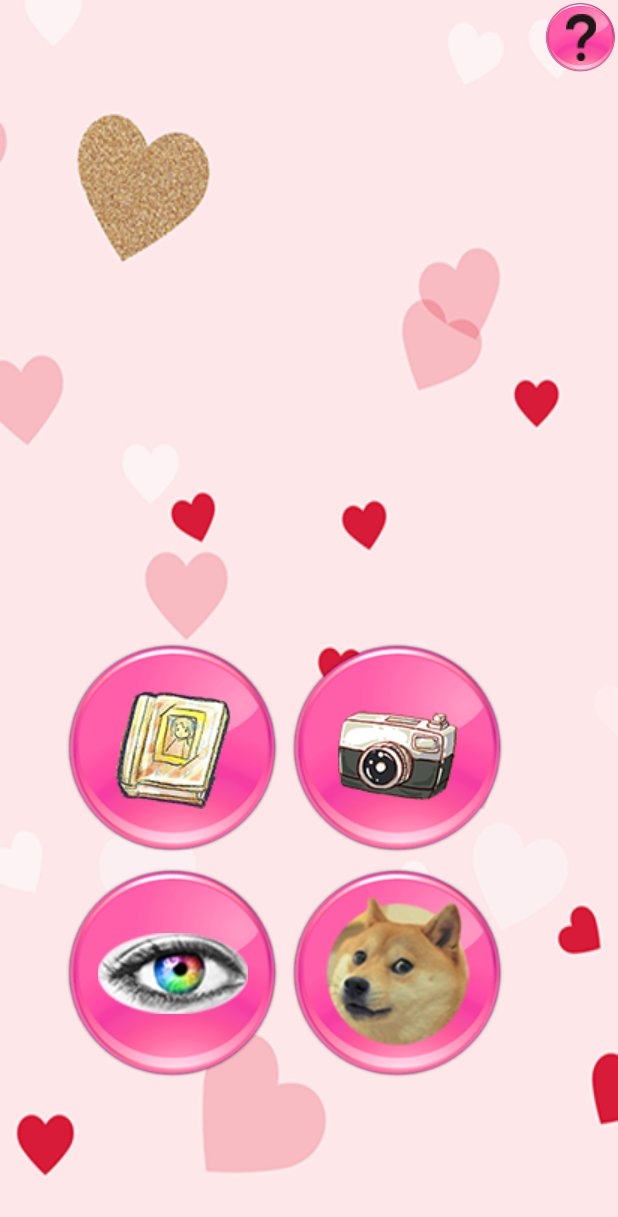
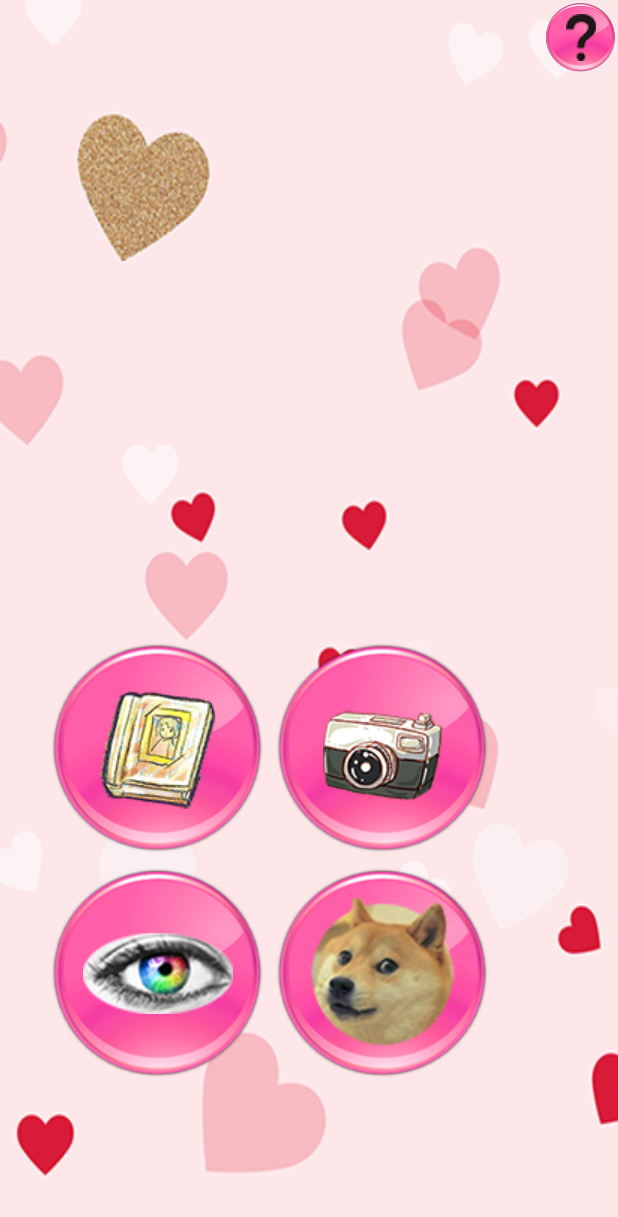
Before and after one commit to KentZTY/PhotoAPP, an Android app: the screen it shows after launch (MainActivity), on a phone screen of 412 x 824 dp. Shown: the top 1217 px of the screen. Run offline under Robolectric (Android 15) with nearby library versions, the phone set to English and light mode, and no system bars.

Commit message:
UI reworked v5

```diff
--- a/app/src/main/res/layout/activity_main.xml
+++ b/app/src/main/res/layout/activity_main.xml
@@ -46,7 +46,7 @@
         android:background="@drawable/selector"
         android:id="@+id/irisButton"
         android:layout_marginBottom="100dp"
-        android:layout_marginLeft="40dp"
+        android:layout_marginLeft="30dp"
         android:layout_alignParentBottom="true"
          />
 
```
